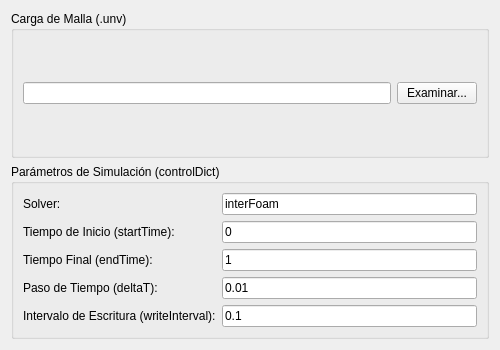
Qt form src/interface/ui/wizard_page_2_mesh_and_params.ui (JupaaF/Proyecto_Final) before a commit.
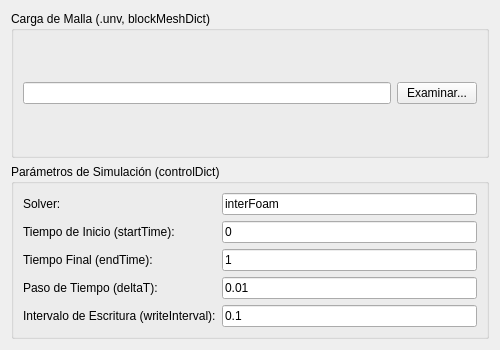
The same form after that commit.

Commit message: carga y visualizacion de blockMeshDict también

What changed in the file:
```diff
--- a/src/interface/ui/wizard_page_2_mesh_and_params.ui
+++ b/src/interface/ui/wizard_page_2_mesh_and_params.ui
@@ -23,7 +23,7 @@
    <item>
     <widget class="QGroupBox" name="meshGroupBox">
      <property name="title">
-      <string>Carga de Malla (.unv)</string>
+      <string>Carga de Malla (.unv, blockMeshDict)</string>
      </property>
      <layout class="QHBoxLayout" name="horizontalLayout">
       <item>
```
The commit also changes 4 other files.
